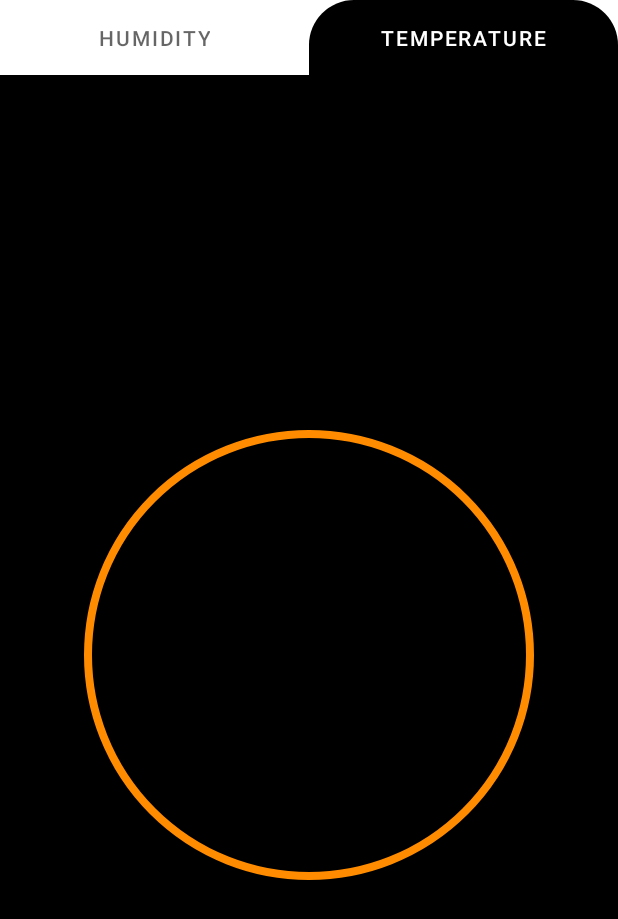
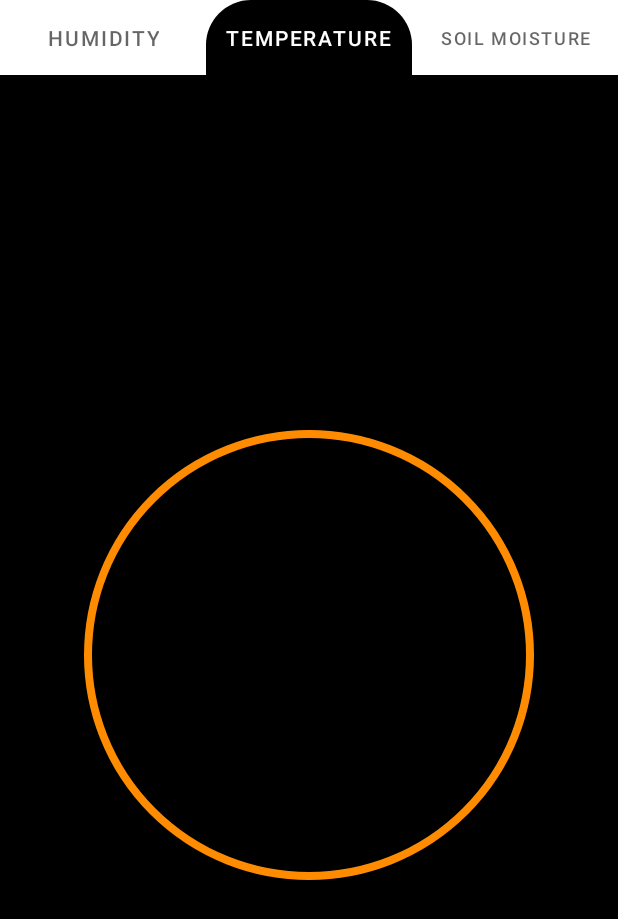
Before and after one commit to NHPI12/Group-Project-Soil-Condition-Analysis, an Android app: the screen it shows after launch (MainActivity), tab 2 chosen, on a phone screen of 412 x 824 dp. Shown: the top 919 px of the screen. Run offline under Robolectric (Android 15) with nearby library versions, the light colour scheme and no system bars; our stand-ins replace Firebase (no records; nobody signed in at launch, a user with empty details on screens opened directly).

Commit message:
add soil moisture parameter

```diff
--- a/soiCondition/app/src/main/java/vn/edu/usth/soicondition/FragmentAdapter.java
+++ b/soiCondition/app/src/main/java/vn/edu/usth/soicondition/FragmentAdapter.java
@@ -16,12 +16,14 @@ public class FragmentAdapter extends FragmentStateAdapter {
     public Fragment createFragment(int position) {
         if(position == 1){
             return new temperatureFragment();
+        }else if(position == 2){
+            return new soilMoistureFragment();
         }
         return new humidityFragment();
     }
 
     @Override
     public int getItemCount() {
-        return 2;
+        return 3;
     }
 }
--- a/soiCondition/app/src/main/java/vn/edu/usth/soicondition/MainActivity.java
+++ b/soiCondition/app/src/main/java/vn/edu/usth/soicondition/MainActivity.java
@@ -27,8 +27,7 @@ public class MainActivity extends AppCompatActivity {
 
     private ViewPager2 viewPager2;
     private FragmentAdapter adapter;
-    FirebaseDatabase firebaseDatabase;
-    DatabaseReference databaseReference;
+
 
 
     @Override
@@ -39,6 +38,7 @@ public class MainActivity extends AppCompatActivity {
         viewPager2 = findViewById(R.id.viewPager2);
         tabLayout.addTab(tabLayout.newTab().setText("Humidity"));
         tabLayout.addTab(tabLayout.newTab().setText("Temperature"));
+        tabLayout.addTab(tabLayout.newTab().setText("Soil Moisture"));
 
         FragmentManager fragmentManager = getSupportFragmentManager();
         adapter = new FragmentAdapter(fragmentManager, getLifecycle());
--- /dev/null
+++ b/soiCondition/app/src/main/java/vn/edu/usth/soicondition/soilMoistureFragment.java
@@ -0,0 +1,59 @@
+package vn.edu.usth.soicondition;
+
+import android.os.Bundle;
+
+import androidx.annotation.NonNull;
+import androidx.fragment.app.Fragment;
+
+import android.view.LayoutInflater;
+import android.view.View;
+import android.view.ViewGroup;
+import android.widget.TextView;
+
+import com.google.firebase.database.DataSnapshot;
+import com.google.firebase.database.DatabaseError;
+import com.google.firebase.database.DatabaseReference;
+import com.google.firebase.database.FirebaseDatabase;
+import com.google.firebase.database.ValueEventListener;
+
+public class soilMoistureFragment extends Fragment {
+
+    private TextView textView;
+    @Override
+    public View onCreateView(LayoutInflater inflater, ViewGroup container,
+                             Bundle savedInstanceState) {
+        View view = inflater.inflate(R.layout.fragment_soil_moisture, container, false);
+
+        textView = view.findViewById(R.id.moisture_view);
+        FirebaseDatabase firebaseDatabase = FirebaseDatabase.getInstance("https://smart-pot-1d7b5-default-rtdb.firebaseio.com/");
+        DatabaseReference databaseReference1 =firebaseDatabase.getReference("sensor_data");
+        DatabaseReference databaseReference2 = databaseReference1.child("soil moisture");
+
+        databaseReference2.addValueEventListener(new ValueEventListener() {
+            @Override
+            public void onDataChange(@NonNull DataSnapshot snapshot) {
+                if(snapshot.exists()){
+                    Float value = snapshot.getValue(Float.class);
+                    if(value != null){
+                        String stringValue = String.valueOf(value);
+                        updateUIWithStringValue(stringValue);
+                    }
+                }
+            }
+
+            @Override
+            public void onCancelled(@NonNull DatabaseError error) {
+
+            }
+        });
+        return view;
+    }
+    private void updateUIWithStringValue(String stringValue){
+        if (getActivity() !=null){
+            TextView textView = getView().findViewById(R.id.moisture_view);
+            if(textView != null){
+                textView.setText(stringValue);
+            }
+        }
+    }
+}
```
Also changed, not shown: soiCondition/app/src/main/res/layout/fragment_soil_moisture.xml (added, +24 -0 lines).
